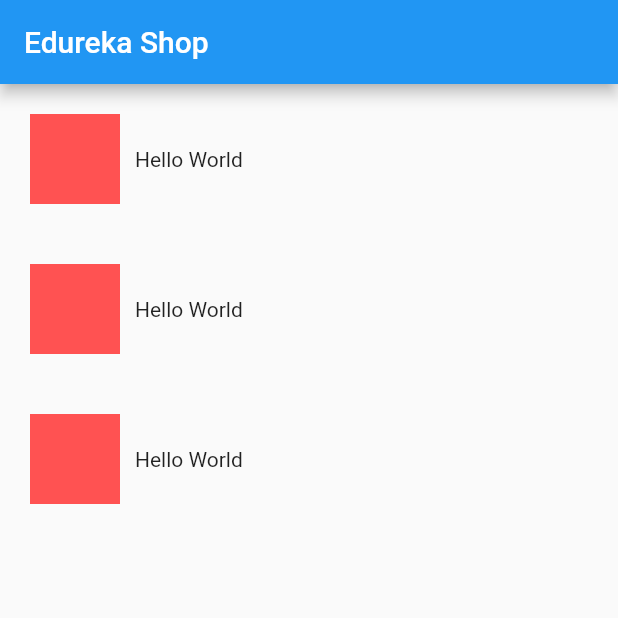
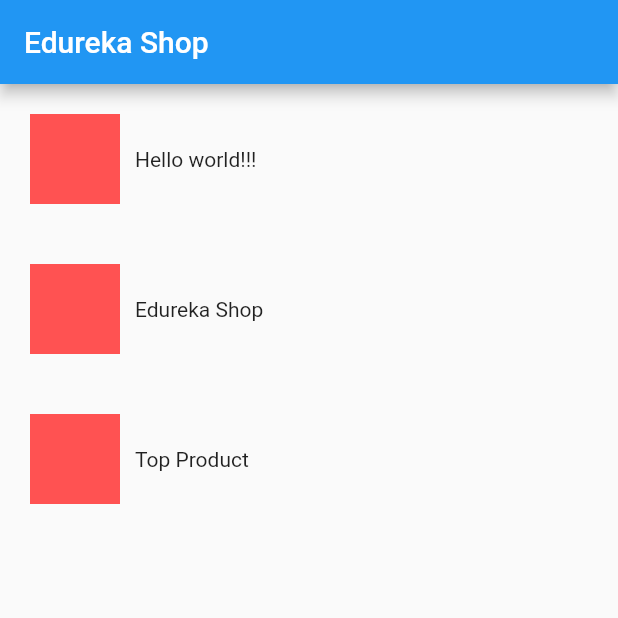
Before and after one commit to frontenddevtrainer/flutter_edureka_shopping_edu, a Flutter app: the screen it shows after launch, on a phone screen of 412 x 824 dp, the top half of it. Run offline on Flutter 3.47's test engine with Material 2 defaults, Android fonts, the phone set to English and light mode, and no system bars.

Commit message:
Product Parent > Child widget.

```diff
--- a/lib/main.dart
+++ b/lib/main.dart
@@ -32,7 +32,7 @@
       ),
       body: Column(
         children: [
-          ...products.map((product) => const Catalog())
+          ...products.map((product) => Catalog( product: product, ))
         ],
       ),
     ));
--- a/lib/widgets/catalog/catalog.dart
+++ b/lib/widgets/catalog/catalog.dart
@@ -1,7 +1,10 @@
 import 'package:flutter/material.dart';
 
 class Catalog extends StatelessWidget {
-  const Catalog({super.key});
+
+  final String product;
+
+  const Catalog({super.key, this.product = ""});
 
   @override
   Widget build(BuildContext context) {
@@ -13,7 +16,7 @@
           children: [
             Container( color: Colors.redAccent, height: 60, width: 60, ),
             const SizedBox(width:10,),
-            const Text("Hello World"),
+            Text(product),
           ],
         ),
       ),
```
